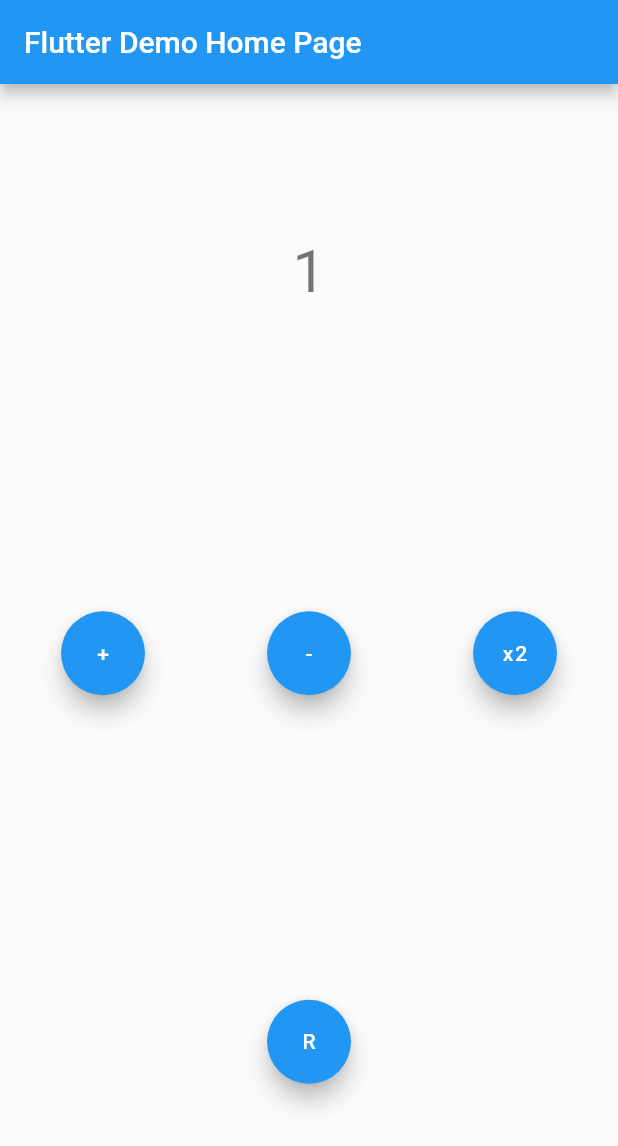
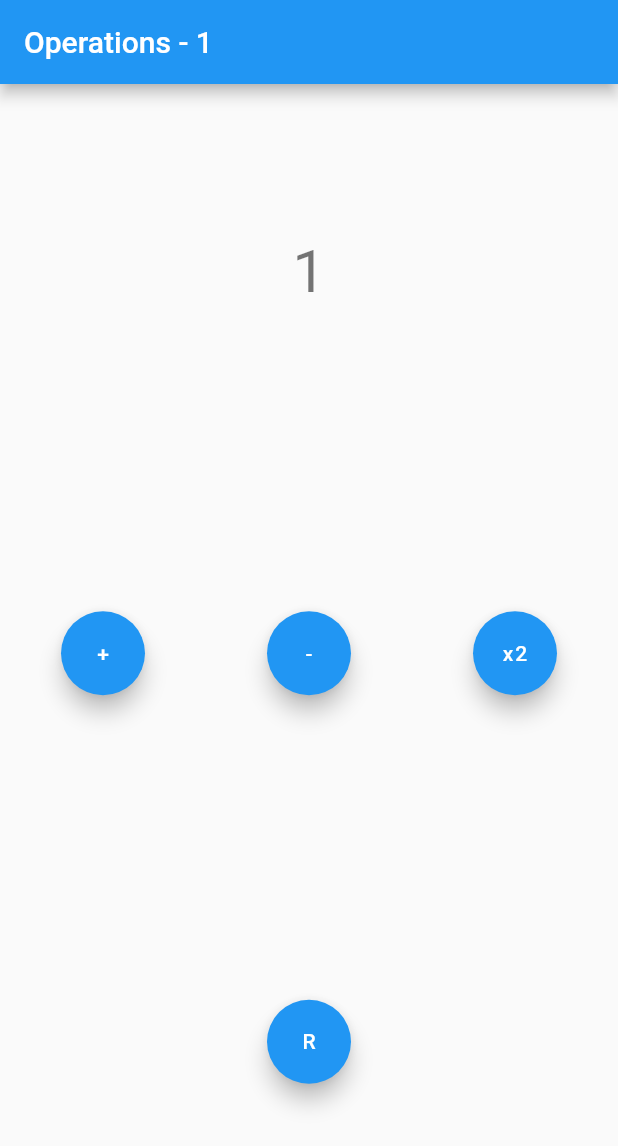
Before and after one commit to DimaKutko/bloc_example, a Flutter app: the screen it shows after launch, after a tap on an icon or button, on a phone screen of 412 x 824 dp. Shown: the top 1146 px of the screen. Run offline on Flutter 3.47's test engine with Material 2 defaults, Android fonts, the phone set to English and light mode, and no system bars; our stand-ins replace built_value, flutter_bloc; generated files the repository leaves out were written again.

Commit message:
Change state to immutable

```diff
--- a/lib/bloc/counter/counter_bloc.dart
+++ b/lib/bloc/counter/counter_bloc.dart
@@ -3,7 +3,7 @@ import 'package:bloc_example/bloc/counter/counter_state.dart';
 import 'package:flutter_bloc/flutter_bloc.dart';
 
 class CounterBloc extends Bloc<CounterEvent, CounterState> {
-  CounterBloc({int initValue = 0}) : super(InitialCounterState()) {
-    on<CounterEvent>((event, emit) => emit(event.call(state)));
+  CounterBloc({int initValue = 0}) : super(CounterState()) {
+    on<CounterEvent>((event, emit) => event.call(state, emit));
   }
 }
--- a/lib/bloc/counter/counter_event.dart
+++ b/lib/bloc/counter/counter_event.dart
@@ -1,35 +1,53 @@
 import 'package:bloc_example/bloc/counter/counter_state.dart';
+import 'package:flutter/material.dart';
+import 'package:flutter_bloc/flutter_bloc.dart';
 
 abstract class CounterEvent {
   const CounterEvent();
 
-  CounterState call(CounterState state);
+  void call(CounterState state, Emitter<CounterState> emit);
 }
 
 class CounterIncrementEvent extends CounterEvent {
   @override
-  CounterState call(state) {
-    return CounterState(state.value + 1, state.operationsCounter + 1);
+  void call(state, emit) {
+    emit(state.rebuild(
+      (b) => b
+        ..value = state.value + 1
+        ..operationsCounter = state.operationsCounter + 1,
+    ));
   }
 }
 
 class CounterDecrementEvent extends CounterEvent {
   @override
-  CounterState call(state) {
-    return CounterState(state.value - 1, state.operationsCounter + 1);
+  void call(CounterState state, Emitter<CounterState> emit) {
+    emit(state.rebuild(
+      (b) => b
+        ..value = state.value - 1
+        ..operationsCounter = state.operationsCounter + 1,
+    ));
   }
 }
 
 class CounterDoubleEvent extends CounterEvent {
   @override
-  CounterState call(state) {
-    return CounterState(state.value * state.value, state.operationsCounter + 1);
+  void call(CounterState state, Emitter<CounterState> emit) {
+    emit(state.rebuild(
+      (b) => b
+        ..value = state.value * state.value
+        ..operationsCounter = state.operationsCounter + 1,
+    ));
   }
 }
 
 class CounterResetEvent extends CounterEvent {
   @override
-  CounterState call(state) {
-    return const InitialCounterState();
+  void call(CounterState state, Emitter<CounterState> emit) {
+    emit(state.rebuild(
+      (b) => b
+        ..value = 0
+        ..operationsCounter = state.operationsCounter + 1,
+    ));
   }
 }
--- a/lib/bloc/counter/counter_state.dart
+++ b/lib/bloc/counter/counter_state.dart
@@ -1,13 +1,19 @@
-import 'package:flutter/material.dart';
+import 'package:built_value/built_value.dart';
 
-@immutable
-class CounterState {
-  final int value;
-  final int operationsCounter;
+part 'counter_state.g.dart';
 
-  const CounterState(this.value, this.operationsCounter);
+abstract class CounterState
+    implements Built<CounterState, CounterStateBuilder> {
+  int get value;
+  int get operationsCounter;
+
+  @BuiltValueHook(initializeBuilder: true)
+  static void _setDefaults(CounterStateBuilder b) => b
+    ..value = 0
+    ..operationsCounter = 0;
+
+  CounterState._();
+
+  factory CounterState([void Function(CounterStateBuilder) updates]) =
+      _$CounterState;
 }
-
-class InitialCounterState extends CounterState {
-  const InitialCounterState() : super(0, 0);
-}
--- a/lib/main.dart
+++ b/lib/main.dart
@@ -17,28 +17,24 @@ class MyApp extends StatelessWidget {
         title: 'Flutter Demo',
         theme: ThemeData(primarySwatch: Colors.blue),
         themeMode: ThemeMode.dark,
-        home: const MyHomePage(title: 'Flutter Demo Home Page'),
+        home: const MyHomePage(),
       ),
     );
   }
 }
 
 class MyHomePage extends StatefulWidget {
-  const MyHomePage({super.key, required this.title});
-
-  final String title;
+  const MyHomePage({super.key});
 
   @override
   State<MyHomePage> createState() => _MyHomePageState();
 }
 
 class _MyHomePageState extends State<MyHomePage> {
-  CounterBloc get _counterBloc => BlocProvider.of<CounterBloc>(context);
-
-  Widget _buildCommonButton(Widget child, CounterEvent event) {
+  Widget _buildCommonButton(String symbol, CounterEvent event) {
     return FloatingActionButton(
-      onPressed: () => _counterBloc.add(event),
-      child: child,
+      onPressed: () => BlocProvider.of<CounterBloc>(context).add(event),
+      child: Text(symbol),
     );
   }
 
@@ -47,7 +43,9 @@ class _MyHomePageState extends State<MyHomePage> {
     return BlocBuilder<CounterBloc, CounterState>(
       builder: (context, state) {
         return Scaffold(
-          appBar: AppBar(title: Text(widget.title)),
+          appBar: AppBar(
+            title: Text('Operations - ${state.operationsCounter}'),
+          ),
           body: Center(
             child: Column(
               mainAxisAlignment: MainAxisAlignment.spaceAround,
@@ -60,21 +58,12 @@ class _MyHomePageState extends State<MyHomePage> {
                 Row(
                   mainAxisAlignment: MainAxisAlignment.spaceAround,
                   children: [
-                    _buildCommonButton(
-                      const Text('+'),
-                      CounterIncrementEvent(),
-                    ),
-                    _buildCommonButton(
-                      const Text('-'),
-                      CounterDecrementEvent(),
-                    ),
-                    _buildCommonButton(
-                      const Text('x2'),
-                      CounterDoubleEvent(),
-                    ),
+                    _buildCommonButton('+', CounterIncrementEvent()),
+                    _buildCommonButton('-', CounterDecrementEvent()),
+                    _buildCommonButton('x2', CounterDoubleEvent()),
                   ],
                 ),
-                _buildCommonButton(const Text('R'), CounterResetEvent()),
+                _buildCommonButton('R', CounterResetEvent()),
               ],
             ),
           ),
--- a/pubspec.yaml
+++ b/pubspec.yaml
@@ -14,6 +14,7 @@ dependencies:
 
   cupertino_icons: ^1.0.2
   flutter_bloc: ^8.1.1
+  built_value: ^8.4.2
 
 
 dev_dependencies:
@@ -21,6 +22,8 @@ dev_dependencies:
     sdk: flutter
 
   flutter_lints: ^2.0.0
+  build_runner: ^2.3.3
+  built_value_generator: ^8.4.2
 
 flutter:
   uses-material-design: true
```
Also changed, not shown: pubspec.lock, 2 other files.
